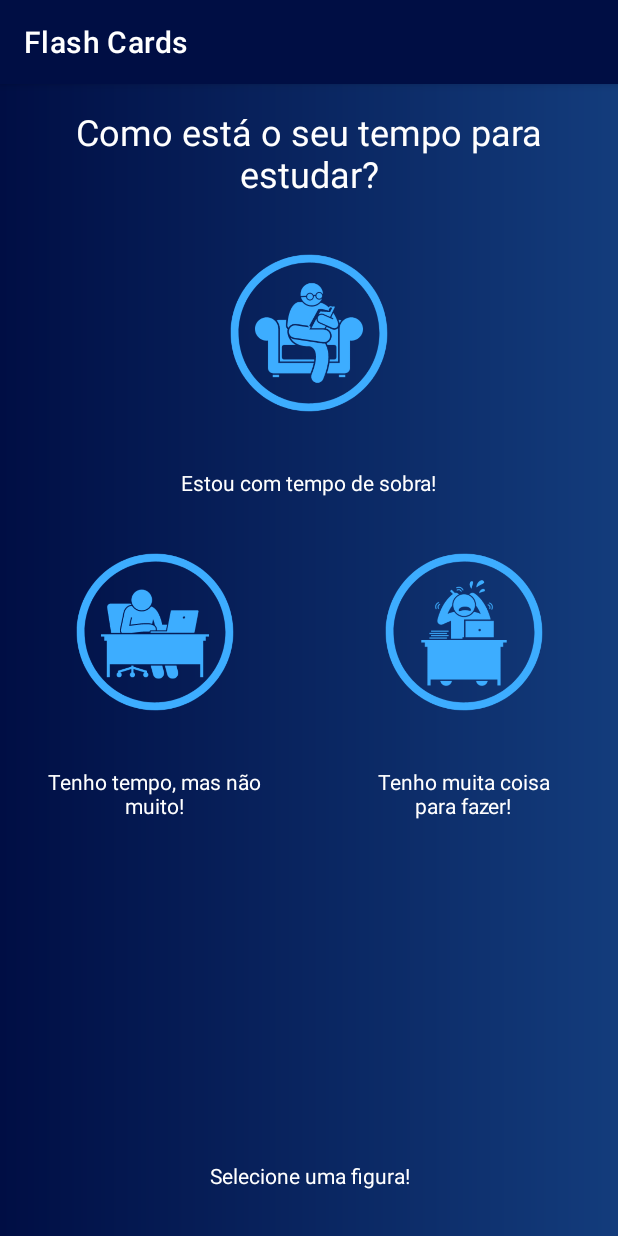
After one commit to marceloeugeniobruno/Flash-Cards-TCC, an Android app: the PerguntaPrimeiraTempoActivity screen opened directly, with no data from a screen before it, on a phone screen of 412 x 824 dp. The commit adds this screen. Run offline under Robolectric (Android 15) with nearby library versions, the phone set to English and light mode, and no system bars; 3 statements that could not run were skipped.

Commit message:
Tela pergunta tempo

```diff
--- a/app/src/main/AndroidManifest.xml
+++ b/app/src/main/AndroidManifest.xml
@@ -9,7 +9,9 @@
         android:roundIcon="@mipmap/ic_launcher_round"
         android:supportsRtl="true"
         android:theme="@style/Theme.FlashCards">
-        <activity android:name=".activity.InformacaoIdiomasIngActivity"></activity>
+        <activity android:name=".activity.PerguntaSegundaAnimoActivity"></activity>
+        <activity android:name=".activity.PerguntaPrimeiraTempoActivity" />
+        <activity android:name=".activity.InformacaoIdiomasIngActivity" />
         <activity android:name=".activity.InformacaoIdiomasActivity" />
         <activity android:name=".activity.BaralhoIdiomasActivity" />
         <activity android:name=".activity.BaralhoComumActivity" />
--- a/app/src/main/java/com/example/flashcards/activity/CriarBaralhoActivity.java
+++ b/app/src/main/java/com/example/flashcards/activity/CriarBaralhoActivity.java
@@ -74,6 +74,8 @@ public class CriarBaralhoActivity extends AppCompatActivity {
         if (!nome.isEmpty()){
             Baralho baralho = new Baralho();
             baralho.setNome(nome);
+            baralho.setDias(0);
+            baralho.setCartas(0);
             if (verifiicarNome(nome)) {
                 FirebaseAuth autenticacao = ConfiguracaoFirebase.getAuth();
                 DatabaseReference firebase = ConfiguracaoFirebase.getDatabase();
--- /dev/null
+++ b/app/src/main/java/com/example/flashcards/activity/PerguntaPrimeiraTempoActivity.java
@@ -0,0 +1,51 @@
+package com.example.flashcards.activity;
+
+import androidx.appcompat.app.AppCompatActivity;
+
+import android.content.Intent;
+import android.os.Bundle;
+import android.view.View;
+
+import com.example.flashcards.R;
+
+public class PerguntaPrimeiraTempoActivity extends AppCompatActivity {
+    private String nomeBaralho;
+    private String tipo;
+    private int nCartas;
+
+
+    @Override
+    protected void onCreate(Bundle savedInstanceState) {
+        super.onCreate(savedInstanceState);
+        setContentView(R.layout.activity_pergunta_primeira_tempo);
+        Bundle dados = getIntent().getExtras();
+        nomeBaralho = dados.getString("nomeBaralho");
+        nCartas = dados.getInt("nCartas");
+        tipo = dados.getString("tipo");
+    }
+
+    public void comTempo(View view){
+        nCartas = nCartas + 10;
+        encaminhar();
+    }
+
+    public void tenhoTempo(View view){
+        nCartas = nCartas + 5;
+        encaminhar();
+    }
+    public void toOcupado(View view){
+        encaminhar();
+    }
+
+    public void encaminhar(){
+
+        Intent proxima = new Intent(PerguntaPrimeiraTempoActivity.this, PerguntaSegundaAnimoActivity.class);
+        proxima.putExtra("nomeBaralho", nomeBaralho);
+        proxima.putExtra("nCartas", nCartas);
+        proxima.putExtra("tipo", tipo);
+        finish();
+        startActivity(proxima);
+
+    }
+
+}
--- /dev/null
+++ b/app/src/main/res/layout/activity_pergunta_primeira_tempo.xml
@@ -0,0 +1,132 @@
+<?xml version="1.0" encoding="utf-8"?>
+<androidx.constraintlayout.widget.ConstraintLayout xmlns:android="http://schemas.android.com/apk/res/android"
+    xmlns:app="http://schemas.android.com/apk/res-auto"
+    xmlns:tools="http://schemas.android.com/tools"
+    android:layout_width="match_parent"
+    android:layout_height="match_parent"
+    android:background="@drawable/fundo"
+    tools:context=".activity.PerguntaPrimeiraTempoActivity">
+
+    <ImageView
+        android:id="@+id/imageView5"
+        android:layout_width="180dp"
+        android:layout_height="180dp"
+        android:onClick="comTempo"
+        app:layout_constraintEnd_toEndOf="parent"
+        app:layout_constraintStart_toStartOf="parent"
+        app:layout_constraintTop_toBottomOf="@+id/textView13"
+        app:srcCompat="@drawable/muitotempo" />
+
+    <TextView
+        android:id="@+id/textView6"
+        android:layout_width="wrap_content"
+        android:layout_height="wrap_content"
+        android:text="@string/ppt_txt_comtempo"
+        android:textColor="@color/white"
+        app:layout_constraintEnd_toEndOf="parent"
+        app:layout_constraintStart_toStartOf="parent"
+        app:layout_constraintTop_toBottomOf="@+id/imageView5" />
+
+    <TextView
+        android:id="@+id/textView13"
+        android:layout_width="0dp"
+        android:layout_height="wrap_content"
+        android:layout_marginStart="32dp"
+        android:layout_marginLeft="32dp"
+        android:layout_marginEnd="32dp"
+        android:layout_marginRight="32dp"
+        android:gravity="center_horizontal"
+        android:text="@string/ppt_txt_pergunta"
+        android:textColor="@color/white"
+        android:textSize="24sp"
+        app:layout_constraintEnd_toEndOf="parent"
+        app:layout_constraintStart_toStartOf="parent"
+        app:layout_constraintTop_toTopOf="@+id/guideline12" />
+
+    <TextView
+        android:id="@+id/textView14"
+        android:layout_width="0dp"
+        android:layout_height="wrap_content"
+        android:layout_marginStart="32dp"
+        android:layout_marginLeft="32dp"
+        android:layout_marginEnd="32dp"
+        android:layout_marginRight="32dp"
+        android:gravity="center_horizontal"
+        android:text="@string/ppt_txt_ocupado"
+        android:textColor="@color/white"
+        app:layout_constraintEnd_toEndOf="parent"
+        app:layout_constraintStart_toStartOf="@+id/guideline13"
+        app:layout_constraintTop_toBottomOf="@+id/imageView7" />
+
+    <TextView
+        android:id="@+id/textView16"
+        android:layout_width="0dp"
+        android:layout_height="wrap_content"
+        android:layout_marginStart="32dp"
+        android:layout_marginLeft="32dp"
+        android:layout_marginEnd="32dp"
+        android:layout_marginRight="32dp"
+        android:gravity="center_horizontal"
+        android:text="@string/ppt_txt_escolha"
+        android:textColor="@color/white"
+        app:layout_constraintBottom_toTopOf="@+id/guideline14"
+        app:layout_constraintEnd_toEndOf="parent"
+        app:layout_constraintStart_toStartOf="parent" />
+
+    <TextView
+        android:id="@+id/textView15"
+        android:layout_width="0dp"
+        android:layout_height="wrap_content"
+        android:layout_marginStart="32dp"
+        android:layout_marginLeft="32dp"
+        android:layout_marginEnd="32dp"
+        android:layout_marginRight="32dp"
+        android:gravity="center_horizontal"
+        android:text="@string/ppt_txt_normal"
+        android:textColor="@color/white"
+        app:layout_constraintEnd_toStartOf="@+id/guideline13"
+        app:layout_constraintStart_toStartOf="parent"
+        app:layout_constraintTop_toBottomOf="@+id/imageView6" />
+
+    <androidx.constraintlayout.widget.Guideline
+        android:id="@+id/guideline12"
+        android:layout_width="wrap_content"
+        android:layout_height="wrap_content"
+        android:orientation="horizontal"
+        app:layout_constraintGuide_percent="0.02" />
+
+    <androidx.constraintlayout.widget.Guideline
+        android:id="@+id/guideline13"
+        android:layout_width="wrap_content"
+        android:layout_height="wrap_content"
+        android:orientation="vertical"
+        app:layout_constraintGuide_percent="0.5" />
+
+    <ImageView
+        android:id="@+id/imageView6"
+        android:layout_width="180dp"
+        android:layout_height="180dp"
+        android:onClick="tenhoTempo"
+        app:layout_constraintEnd_toStartOf="@+id/guideline13"
+        app:layout_constraintStart_toStartOf="parent"
+        app:layout_constraintTop_toBottomOf="@+id/textView6"
+        app:srcCompat="@drawable/comtempo" />
+
+    <ImageView
+        android:id="@+id/imageView7"
+        android:layout_width="180dp"
+        android:layout_height="180dp"
+        android:onClick="toOcupado"
+        app:layout_constraintEnd_toEndOf="parent"
+        app:layout_constraintStart_toStartOf="@+id/guideline13"
+        app:layout_constraintTop_toBottomOf="@+id/textView6"
+        app:srcCompat="@drawable/ocupado" />
+
+    <androidx.constraintlayout.widget.Guideline
+        android:id="@+id/guideline14"
+        android:layout_width="wrap_content"
+        android:layout_height="wrap_content"
+        android:orientation="horizontal"
+        app:layout_constraintGuide_percent="0.96" />
+
+</androidx.constraintlayout.widget.ConstraintLayout>
--- a/app/src/main/res/values/strings.xml
+++ b/app/src/main/res/values/strings.xml
@@ -90,10 +90,28 @@
 
     <string name="pbc_btn_iniciar">Iniciar Estudos</string>
     <string name="pbc_btn_add">Adicionar Carta</string>
-    <string name="pbc_btn_voltar">Voltar</string>
+    <string name="pbc_btn_voltar">Início</string>
     <string name="pbc_btn_config">Config.</string>
     <string name="pbc_btn_editar">Editar</string>
-    <string name="pbc_btn_estastistica">Estatística</string>
+    <string name="pbc_txt_estastistica">Estatísticas:</string>
+    <string name="pbc_txt_dias">Dias de Estudo:</string>
+    <string name="pbc_txt_cartas">Cartas Estudadas:</string>
+
+    <!-- Textos da tela primeira pergunta como está o seu tempo -->
+
+    <string name="ppt_txt_comtempo">Estou com tempo de sobra!</string>
+    <string name="ppt_txt_normal">Tenho tempo, mas não muito!</string>
+    <string name="ppt_txt_ocupado">Tenho muita coisa para fazer!</string>
+    <string name="ppt_txt_pergunta">Como está o seu tempo para estudar?</string>
+    <string name="ppt_txt_escolha">Selecione uma figura!</string>
+
+    <!-- Textos da tela Segunda pergunta como está o seu tempo -->
+
+    <string name="spu_txt_animada">Estou com tempo de sobra!</string>
+    <string name="spu_txt_tranquilo">Tenho tempo, mas não muito!</string>
+    <string name="spu_txt_desnimado">Tenho muita coisa para fazer!</string>
+    <string name="spu_txt_pergunta">Estou com seu ânimo para estudar!</string>
+    <string name="spu_txt_escolha">Selecione uma figura!</string>
 
 
 </resources>
```
Also changed, not shown: app/src/main/java/com/example/flashcards/activity/BaralhoComumActivity.java (+57 -2 lines), app/src/main/java/com/example/flashcards/activity/PerguntaSegundaAnimoActivity.java (added, +24 -0 lines), app/src/main/java/com/example/flashcards/model/Baralho.java (+38 -0 lines), app/src/main/res/layout/activity_baralho_comum.xml (+8 -14 lines), app/src/main/res/layout/activity_pergunta_segunda_animo.xml (added, +41 -0 lines).
